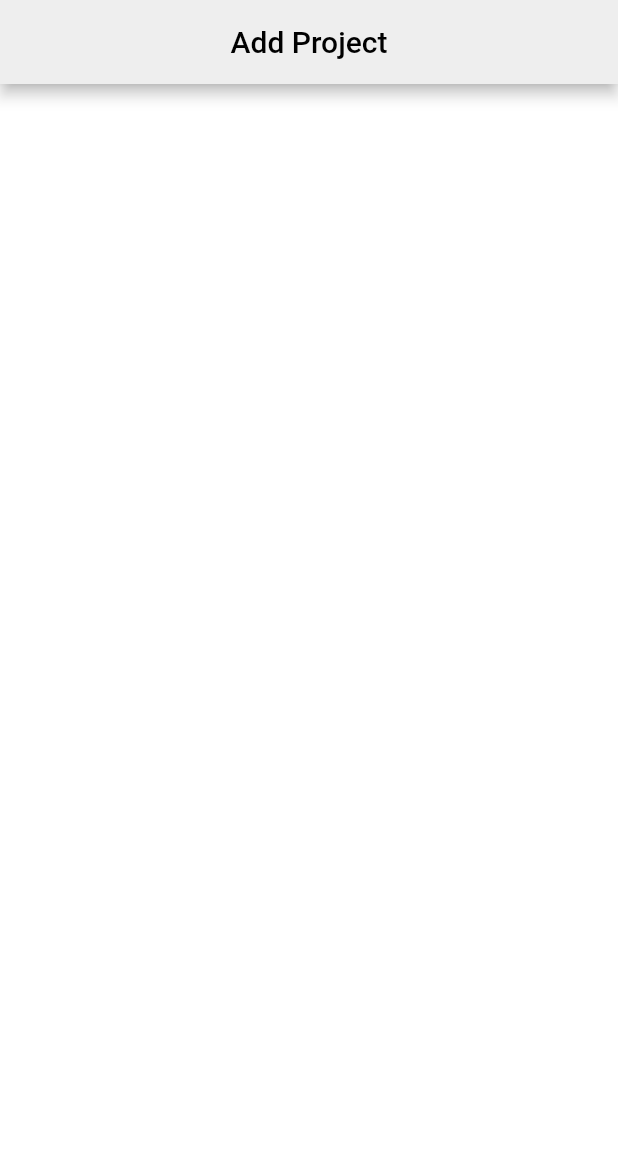
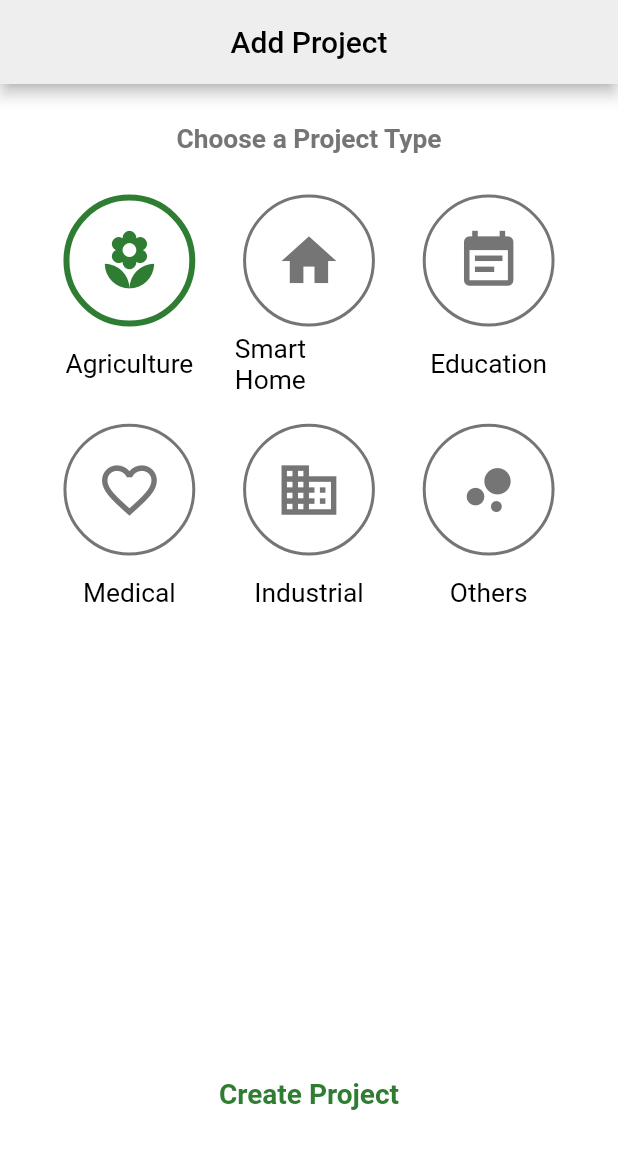
Before and after one commit to hien798/demeter, a Flutter app: the screen it shows after launch, on a phone screen of 412 x 824 dp. Shown: the top 1149 px of the screen. Run offline on Flutter 3.47's test engine with Material 2 defaults, Android fonts, the light colour scheme and no system bars; our stand-ins replace percent_indicator.

Commit message:
add project

```diff
--- a/lib/view/action/add_project.dart
+++ b/lib/view/action/add_project.dart
@@ -1,4 +1,8 @@
 import 'package:flutter/material.dart';
+import 'package:my_home/utils/widget_utils.dart';
+
+final Color selectedColor = Colors.green.shade800;
+final Color unselectedColor = Colors.grey.shade600;
 
 class AddProject extends StatefulWidget {
   @override
@@ -6,6 +10,17 @@ class AddProject extends StatefulWidget {
 }
 
 class _AddProjectState extends State<AddProject> {
+  final _projects = [
+    ProjectType('Agriculture', Icons.local_florist),
+    ProjectType('Smart Home', Icons.home),
+    ProjectType('Education', Icons.event_note),
+    ProjectType('Medical', Icons.favorite_border),
+    ProjectType('Industrial', Icons.business),
+    ProjectType('Others', Icons.bubble_chart),
+  ];
+
+  int _selectedIndex = 0;
+
   @override
   Widget build(BuildContext context) {
     return Scaffold(
@@ -18,7 +33,110 @@ class _AddProjectState extends State<AddProject> {
         centerTitle: true,
       ),
       backgroundColor: Colors.white,
-      body: Container(),
+      body: Container(
+        child: Column(
+          children: <Widget>[
+            Container(
+              padding: EdgeInsets.all(scaleWidth(context, 24)),
+              child: Text(
+                'Choose a Project Type',
+                style: TextStyle(
+                    color: unselectedColor,
+                    fontSize: scaleWidth(context, 16),
+                    fontWeight: FontWeight.w600),
+              ),
+            ),
+            Expanded(
+              child: Container(
+                child: GridView.builder(
+                  physics: ClampingScrollPhysics(),
+                  padding:
+                      EdgeInsets.symmetric(horizontal: scaleWidth(context, 24)),
+                  gridDelegate: SliverGridDelegateWithFixedCrossAxisCount(
+                      crossAxisCount: 3, childAspectRatio: 80 / 102),
+                  itemCount: _projects.length,
+                  itemBuilder: (context, index) {
+                    final pro = _projects[index];
+                    final isSelected = index == _selectedIndex;
+                    return FlatButton(
+                      onPressed: () {},
+                      padding: EdgeInsets.zero,
+                      child: Container(
+                        child: Column(
+                          children: <Widget>[
+                            Container(
+                              height: scaleWidth(context, 80),
+                              width: scaleWidth(context, 80),
+                              decoration: BoxDecoration(
+                                borderRadius: BorderRadius.circular(
+                                    scaleWidth(context, 40)),
+                                border: Border.all(
+                                    width: isSelected ? 4.0 : 2.0,
+                                    color: isSelected
+                                        ? selectedColor
+                                        : unselectedColor),
+                              ),
+                              child: Icon(
+                                pro.icon,
+                                color: isSelected
+                                    ? selectedColor
+                                    : unselectedColor,
+                                size: scaleWidth(context, 40),
+                              ),
+                            ),
+                            Expanded(
+                              child: Container(
+                                padding: EdgeInsets.only(
+                                    bottom: scaleWidth(context, 12)),
+                                width: scaleWidth(context, 90),
+                                alignment: Alignment.center,
+                                child: Text(
+                                  pro.title,
+                                  style: TextStyle(
+                                    color: Colors.black,
+                                    fontSize: scaleWidth(context, 16),
+                                    fontWeight: FontWeight.w400,
+                                  ),
+                                ),
+                              ),
+                            ),
+                          ],
+                        ),
+                      ),
+                    );
+                  },
+                ),
+              ),
+            ),
+            Container(
+              padding: EdgeInsets.only(
+                top: scaleWidth(context, 8),
+                bottom: scaleWidth(context, 64),
+              ),
+              child: FlatButton(
+                onPressed: () {
+                  print('create project');
+                },
+                child: Text(
+                  'Create Project',
+                  style: TextStyle(
+                    color: selectedColor,
+                    fontSize: scaleWidth(context, 17),
+                    fontWeight: FontWeight.w600,
+                  ),
+                ),
+              ),
+            ),
+          ],
+        ),
+      ),
     );
   }
 }
+
+class ProjectType {
+  final String title;
+  final IconData icon;
+
+  ProjectType(this.title, this.icon);
+}
```
